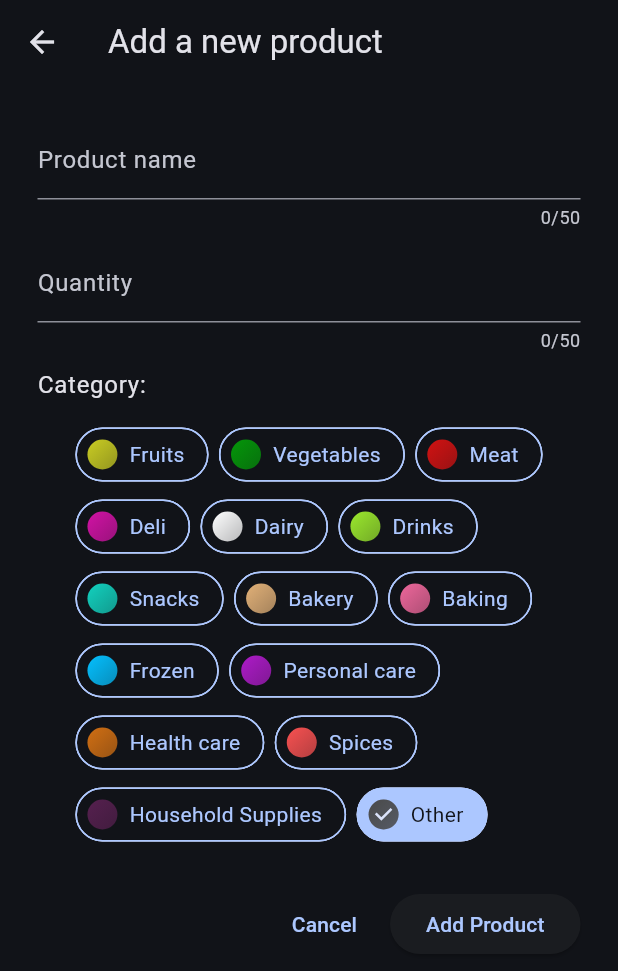
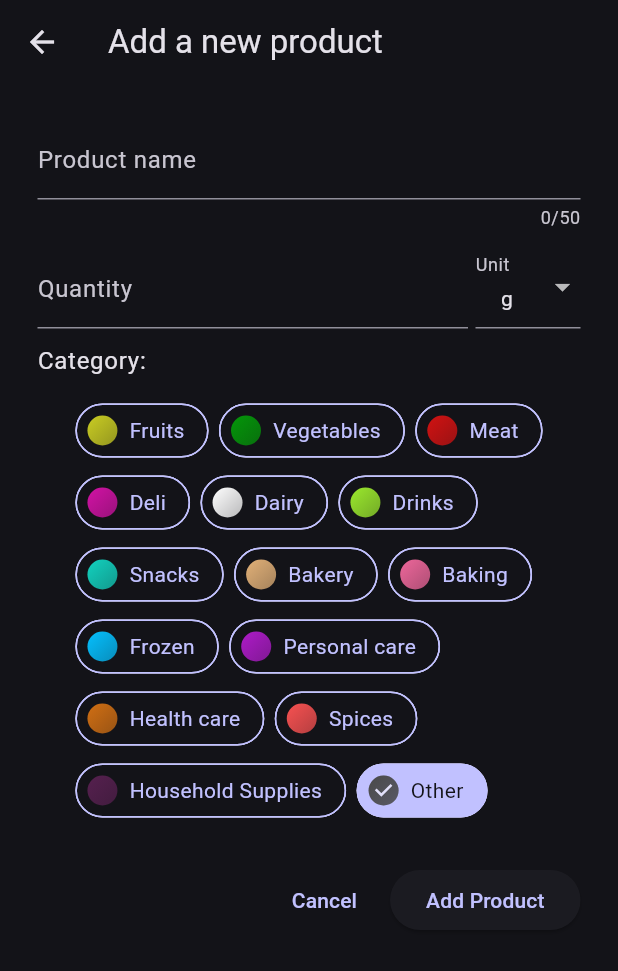
Before and after one commit to jakrog01/ShopCycle, a Flutter app: the AddNewProduct screen opened directly, on a phone screen of 412 x 824 dp. Shown: the top 971 px of the screen. Run offline on Flutter 3.47's test engine with Material 3 defaults, Android fonts, the phone set to English and light mode, and no system bars; our stand-ins replace firebase_auth, firebase_core, loading_animation_widget; accounts and stored records are empty.

Commit message:
Update shopping list page

```diff
--- a/lib/main.dart
+++ b/lib/main.dart
@@ -16,7 +16,7 @@ void main() async {
 }
 
 var kAppTheme = ColorScheme.fromSeed(
-    seedColor: const Color.fromARGB(255, 19, 39, 72),
+    seedColor: const Color.fromARGB(255, 129, 129, 168),
     brightness: Brightness.dark);
 
 class MainApp extends StatelessWidget {
--- a/lib/models/data_model.dart
+++ b/lib/models/data_model.dart
@@ -5,14 +5,14 @@ import 'package:shopcycle/models/shopping_list.dart';
 final savedListModel =
     ShoppingList(listName: "DEMO", listID: "aw124", shoppingList: [
   ProductsListItem(
-      itemName: "Twaróg", quantity: 250, category: ListProductCategory.dairy),
-  ProductsListItem(itemName: "Bułki", quantity: 2, category: ListProductCategory.baking)
+      itemName: "Twaróg", quantity: 250, category: ListProductCategory.dairy, unit: "g"),
+  ProductsListItem(itemName: "Bułki", quantity: 2, category: ListProductCategory.baking, unit: "")
 ], description: "To po prostu twaróg i dwie bułki");
 
 
 final savedListModel2 =
     ShoppingList(listName: "DEMO2", listID: "aw12423", shoppingList: [
   ProductsListItem(
-      itemName: "Banan", quantity: 3, category: ListProductCategory.fruits),
-  ProductsListItem(itemName: "Sprite", quantity: 250, category: ListProductCategory.drinks)
+      itemName: "Banan", quantity: 3, category: ListProductCategory.fruits, unit: ""),
+  ProductsListItem(itemName: "Sprite", quantity: 250, category: ListProductCategory.drinks, unit:"ml")
 ]);
--- /dev/null
+++ b/lib/models/product_units.dart
@@ -0,0 +1,5 @@
+enum ListProductUnits {
+  g,
+  ml,
+  none
+}
--- a/lib/models/products_list_item.dart
+++ b/lib/models/products_list_item.dart
@@ -1,10 +1,11 @@
 import 'package:shopcycle/models/Category/list_product_category.dart';
 
 class ProductsListItem {
-  ProductsListItem({required this.itemName, required this.quantity, required this.category});
+  ProductsListItem({required this.itemName, required this.quantity, required this.category,required this.unit});
 
   final String itemName;
   final int quantity;
+  final String unit;
   final ListProductCategory category;
   bool checkState = false;
 
@@ -12,6 +13,7 @@ class ProductsListItem {
     return {
       "name": itemName,
       "quantity": quantity,
+      "unit": unit,
       "checkState": false,
       "category": category.name,
     };
--- a/lib/widgets/add_new_product.dart
+++ b/lib/widgets/add_new_product.dart
@@ -1,7 +1,7 @@
 import 'package:flutter/material.dart';
 import 'package:shopcycle/models/Category/list_product_category.dart';
 import 'package:shopcycle/models/Category/products_categories.dart';
-
+import 'package:shopcycle/models/product_units.dart';
 
 class AddNewProduct extends StatefulWidget {
   const AddNewProduct({super.key});
@@ -16,9 +16,11 @@ class _AddNewProductState extends State<AddNewProduct> {
   final _form = GlobalKey<FormState>();
   String? _title;
   int? _quantity;
+  String? _unit = ListProductUnits.g.name;
+
   ListProductCategory? _category = ListProductCategory.other;
 
-  void _addItem() {
+  void _addProduct() {
     final dataValidation = _form.currentState!.validate();
 
     if (!dataValidation || _category == null) {
@@ -60,13 +62,25 @@ class _AddNewProductState extends State<AddNewProduct> {
                   const SizedBox(
                     height: 10,
                   ),
-                  TextFormField(
-                    maxLength: 50,
-                    style: Theme.of(context).textTheme.bodyMedium!.copyWith(
-                        color: Theme.of(context).colorScheme.onSurface),
-                    decoration: const InputDecoration(labelText: 'Quantity'),
+                  Row(
+                    mainAxisAlignment: MainAxisAlignment.spaceAround,
+                    crossAxisAlignment: CrossAxisAlignment.end,
+                    children: [
+                      Expanded(
+                        child: TextFormField(
+                          style: Theme.of(context)
+                              .textTheme
+                              .bodyMedium!
+                              .copyWith(
+                                  color:
+                                      Theme.of(context).colorScheme.onSurface),
+                          decoration:
+                              const InputDecoration(labelText: 'Quantity'),
+                          keyboardType: TextInputType.number,
                           validator: (value) {
-                      if (value == null || value.trim().isEmpty || int.tryParse(value) == null) {
+                            if (value == null ||
+                                value.trim().isEmpty ||
+                                int.tryParse(value) == null) {
                               return 'Please enter a valid quantity';
                             }
                             return null;
@@ -74,6 +88,43 @@ class _AddNewProductState extends State<AddNewProduct> {
                           onSaved: (newValue) {
                             _quantity = int.parse(newValue!);
                           },
+                        ),
+                      ),
+                      const SizedBox(
+                        width: 5,
+                      ),
+                      SizedBox(
+                        width: 70,
+                        child: DropdownButtonFormField<String>(
+                          value: _unit,
+                          isDense: true,
+                          isExpanded: true,
+                          decoration: InputDecoration(labelText: "Unit"),
+                          dropdownColor: Theme.of(context).colorScheme.surface,
+                          items: ListProductUnits.values
+                              .map((ListProductUnits unit) {
+                            return DropdownMenuItem<String>(
+                              value: unit.name,
+                              child: Center(
+                                child: Text(unit.name,
+                                    style: Theme.of(context)
+                                        .textTheme
+                                        .bodyMedium!
+                                        .copyWith(
+                                            color: Theme.of(context)
+                                                .colorScheme
+                                                .onSurface)),
+                              ),
+                            );
+                          }).toList(),
+                          onChanged: (value) {
+                            setState(() {
+                              _unit = value!;
+                            });
+                          },
+                        ),
+                      ),
+                    ],
                   ),
                   const SizedBox(
                     height: 10,
@@ -155,7 +206,7 @@ class _AddNewProductState extends State<AddNewProduct> {
                         width: 10,
                       ),
                       ElevatedButton(
-                          onPressed: _addItem, child: const Text("Add Product"))
+                          onPressed: _addProduct, child: const Text("Add Product"))
                     ],
                   )
                 ],
```
Also changed, not shown: lib/screens/saved_shoppping_list_page.dart (+39 -12 lines), lib/widgets/add_new_list.dart (+112 -0 lines), lib/widgets/saved_shopping_list_details.dart (+10 -3 lines), lib/widgets/saved_shopping_list_preview.dart (+11 -8 lines), lib/widgets/saved_shopping_list_view.dart (renamed from lib/widgets/saved_list_view.dart, +15 -2 lines), lib/widgets/shopping_list_tile.dart (deleted, +0 -35 lines). Lines whose indentation alone changed are shown as unchanged.
